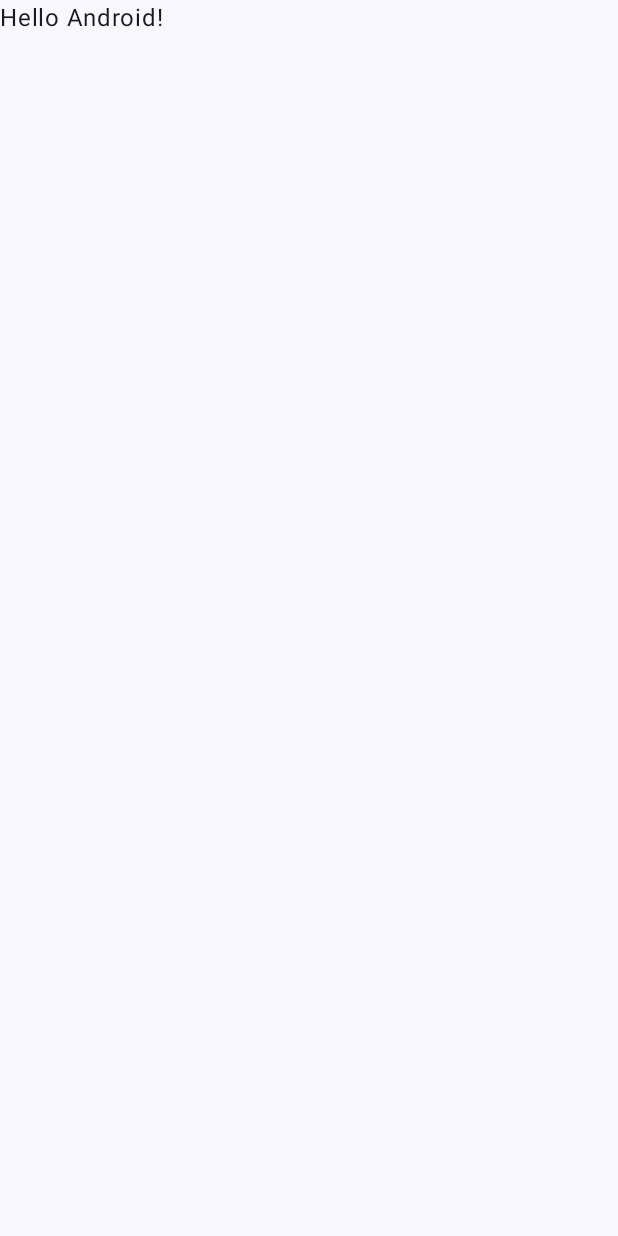
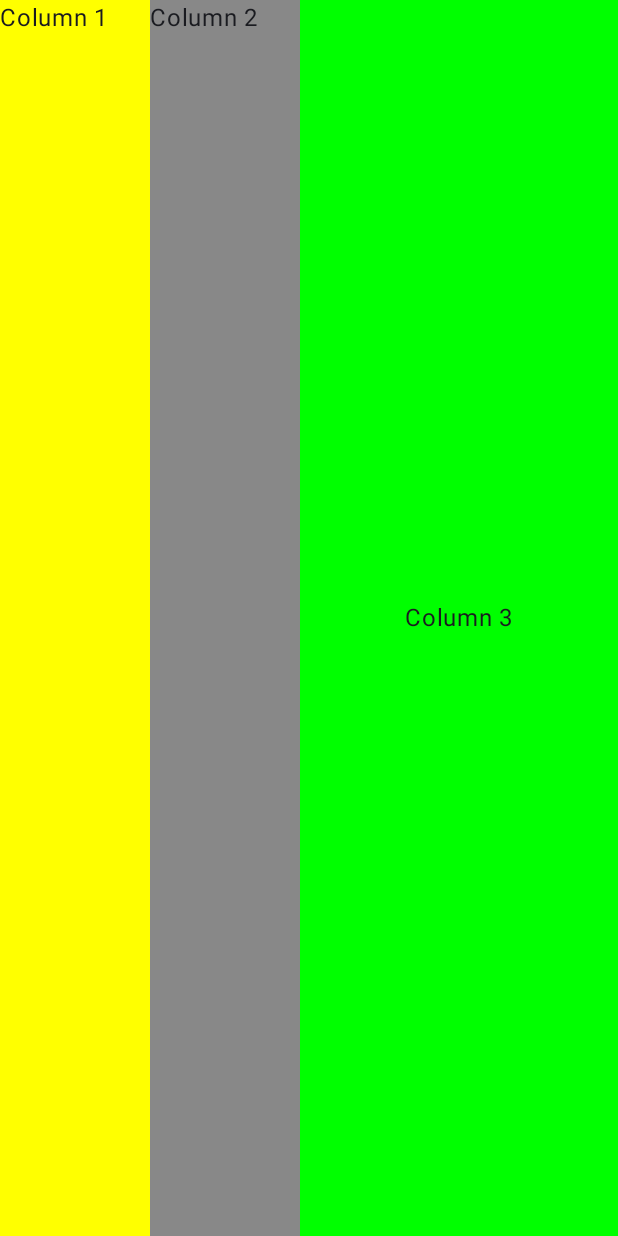
Before and after one commit to cue-aus/CueBookApp, an Android app built with Jetpack Compose: the screen it shows after launch (MainActivity), on a phone screen of 412 x 824 dp. Before the commit the screen is almost empty. Run offline under Robolectric (Android 15) with nearby library versions, the phone set to English and light mode, and no system bars.

Commit message:
Test layout

```diff
--- a/app/build.gradle.kts
+++ b/app/build.gradle.kts
@@ -6,7 +6,7 @@ plugins {
 
 android {
     namespace = "com.cue007.cuebookapp"
-    compileSdk = 34
+    compileSdk = 35
 
     defaultConfig {
         applicationId = "com.cue007.cuebookapp"
--- a/app/src/main/java/com/cue007/cuebookapp/MainActivity.kt
+++ b/app/src/main/java/com/cue007/cuebookapp/MainActivity.kt
@@ -3,24 +3,33 @@ package com.cue007.cuebookapp
 import android.os.Bundle
 import androidx.activity.ComponentActivity
 import androidx.activity.compose.setContent
-import androidx.activity.enableEdgeToEdge
+import androidx.compose.foundation.background
+import androidx.compose.foundation.layout.Arrangement
+import androidx.compose.foundation.layout.Column
+import androidx.compose.foundation.layout.Row
+import androidx.compose.foundation.layout.fillMaxHeight
 import androidx.compose.foundation.layout.fillMaxSize
+import androidx.compose.foundation.layout.fillMaxWidth
 import androidx.compose.foundation.layout.padding
+import androidx.compose.foundation.layout.width
 import androidx.compose.material3.Scaffold
 import androidx.compose.material3.Text
 import androidx.compose.runtime.Composable
+import androidx.compose.ui.Alignment
 import androidx.compose.ui.Modifier
+import androidx.compose.ui.graphics.Color
 import androidx.compose.ui.tooling.preview.Preview
+import androidx.compose.ui.unit.dp
 import com.cue007.cuebookapp.ui.theme.CueBookAppTheme
 
 class MainActivity : ComponentActivity() {
     override fun onCreate(savedInstanceState: Bundle?) {
         super.onCreate(savedInstanceState)
-        enableEdgeToEdge()
+        //enableEdgeToEdge()
         setContent {
             CueBookAppTheme {
                 Scaffold(modifier = Modifier.fillMaxSize()) { innerPadding ->
-                    Greeting(
+                    TestLayout(
                         name = "Android",
                         modifier = Modifier.padding(innerPadding)
                     )
@@ -31,17 +40,28 @@ class MainActivity : ComponentActivity() {
 }
 
 @Composable
-fun Greeting(name: String, modifier: Modifier = Modifier) {
-    Text(
-        text = "Hello $name!",
-        modifier = modifier
-    )
+fun TestLayout(name: String, modifier: Modifier = Modifier) {
+    Row(
+        modifier = Modifier.fillMaxSize()
+    ) {
+        Column(modifier = Modifier.fillMaxHeight().width(100.dp).background(Color.Yellow)) {
+            Text(text = "Column 1")
+        }
+        Column(modifier = Modifier.fillMaxHeight().width(100.dp).background(Color.Gray)) {
+            Text(text = "Column 2")
+        }
+        Column(modifier = Modifier.fillMaxHeight().fillMaxWidth().background(Color.Green),
+            verticalArrangement = Arrangement.Center,
+            horizontalAlignment = Alignment.CenterHorizontally) {
+            Text(text = "Column 3")
+        }
+    }
 }
 
 @Preview(showBackground = true)
 @Composable
 fun GreetingPreview() {
     CueBookAppTheme {
-        Greeting("Android")
+        TestLayout("Android")
     }
 }
```
